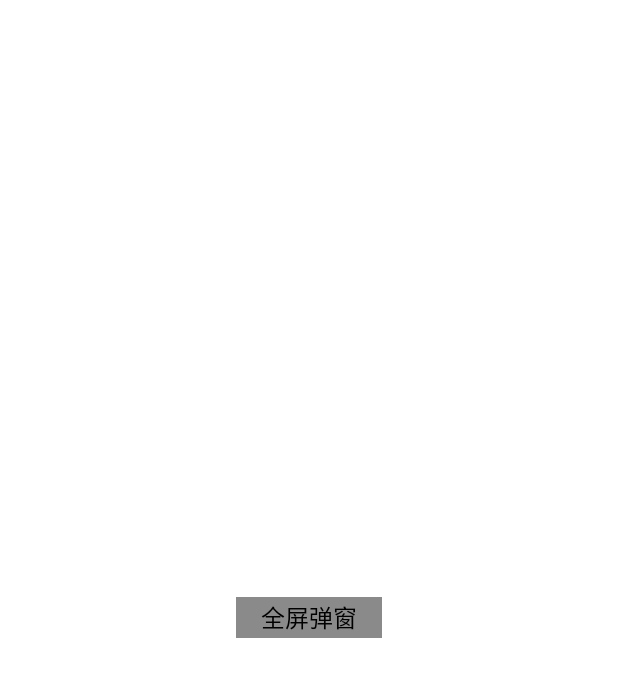
After one commit to W-JS/Demo, an Android app: the layout popup_full_screen.xml on its own in the app's theme, with its tools: preview values and no code run, on a phone screen of 412 x 824 dp. The commit adds this screen. Shown: the top 677 px of the screen. Run offline under Robolectric (Android 15) with nearby library versions, the phone set to English and light mode, and no system bars.

Commit message:
添加全屏Dialog，应用壁纸过程中显示，应用成功则退出

```diff
--- a/app/src/main/java/com/wjs/demo/MainActivity.java
+++ b/app/src/main/java/com/wjs/demo/MainActivity.java
@@ -1,5 +1,6 @@
 package com.wjs.demo;
 
+import android.content.Context;
 import android.os.Bundle;
 import android.view.View;
 import android.widget.Button;
@@ -19,6 +20,7 @@ import static com.wjs.demo.utils.ConstantUtil.lastSelectedMainPage;
 
 public class MainActivity extends BaseActivity implements View.OnClickListener {
 
+    private Context mContext;
     private FrameLayout content;
     private Button leftBtn, rightBtn;
     private StaticFragment staticFragment;
@@ -29,6 +31,7 @@ public class MainActivity extends BaseActivity implements View.OnClickListener {
     @Override
     protected void onCreate(Bundle savedInstanceState) {
         super.onCreate(savedInstanceState);
+        mContext = this;
         LogUtil.i("onCreate");
         setContentView(R.layout.activity_main);
         initView();
@@ -48,7 +51,7 @@ public class MainActivity extends BaseActivity implements View.OnClickListener {
     }
 
     public void initView() {
-        staticFragment = StaticFragment.getInstance();
+        staticFragment = StaticFragment.getInstance(mContext);
         listFragment = ListFragment.getInstance();
 
         content = findViewById(R.id.fl_content);
--- /dev/null
+++ b/app/src/main/res/anim/my_self_dialog_in.xml
@@ -0,0 +1,5 @@
+<?xml version="1.0" encoding="utf-8"?>
+<translate xmlns:android="http://schemas.android.com/apk/res/android"
+    android:duration="200"
+    android:fromYDelta="100%"
+    android:toYDelta="0" />
--- /dev/null
+++ b/app/src/main/res/anim/my_self_dialog_out.xml
@@ -0,0 +1,5 @@
+<?xml version="1.0" encoding="utf-8"?>
+<translate xmlns:android="http://schemas.android.com/apk/res/android"
+    android:duration="200"
+    android:fromYDelta="0"
+    android:toYDelta="100%" />
--- /dev/null
+++ b/app/src/main/res/drawable/shape_bg_color_tv_normal.xml
@@ -0,0 +1,11 @@
+<?xml version="1.0" encoding="utf-8"?>
+<shape xmlns:android="http://schemas.android.com/apk/res/android"
+    android:shape="rectangle">
+
+    <solid android:color="@color/color_tv_normal" />
+
+    <stroke
+        android:width="@dimen/p_1"
+        android:color="@color/white" />
+
+</shape>
--- /dev/null
+++ b/app/src/main/res/layout/popup_full_screen.xml
@@ -0,0 +1,12 @@
+<?xml version="1.0" encoding="utf-8"?>
+<RelativeLayout xmlns:android="http://schemas.android.com/apk/res/android"
+    android:id="@+id/rel_full_screen_popup"
+    android:layout_width="match_parent"
+    android:layout_height="match_parent"
+    android:background="@color/transparent">
+
+    <TextView
+        style="@style/tvStyle"
+        android:layout_centerInParent="true" />
+
+</RelativeLayout>
--- a/app/src/main/res/values/colors.xml
+++ b/app/src/main/res/values/colors.xml
@@ -1,5 +1,6 @@
 <?xml version="1.0" encoding="utf-8"?>
 <resources>
+    <color name="transparent">#00000000</color>
     <color name="black">#000000</color>
     <color name="white">#FFFFFF</color>
     <color name="red">#FF0000</color>
@@ -10,6 +11,8 @@
     <color name="color_btn_pressed">#1A2B7C</color>
     <color name="color_btn_selected">#1331C3</color>
 
+    <color name="color_tv_normal">#8A8A8A</color>
+
     <color name="purple_200">#FFBB86FC</color>
     <color name="purple_500">#FF6200EE</color>
     <color name="purple_700">#FF3700B3</color>
--- a/app/src/main/res/values/dimens.xml
+++ b/app/src/main/res/values/dimens.xml
@@ -2,6 +2,8 @@
 <resources>
     <dimen name="btn_width">100dp</dimen>
     <dimen name="btn_height">62dp</dimen>
+    <dimen name="tv_width">100dp</dimen>
+    <dimen name="tv_height">30dp</dimen>
     <dimen name="item_height">100dp</dimen>
 
     <dimen name="p_0">0dp</dimen>
--- a/app/src/main/res/values/strings.xml
+++ b/app/src/main/res/values/strings.xml
@@ -6,4 +6,6 @@
     <string name="string_up">上</string>
     <string name="string_center">中</string>
     <string name="string_down">下</string>
+
+    <string name="string_full_screen_popup">全屏弹窗</string>
 </resources>
--- a/app/src/main/res/values/styles.xml
+++ b/app/src/main/res/values/styles.xml
@@ -10,4 +10,29 @@
         <item name="android:textColor">@color/white</item>
         <item name="android:textSize">@dimen/sp_36</item>
     </style>
+
+    <style name="tvStyle">
+        <item name="android:layout_width">@dimen/tv_width</item>
+        <item name="android:layout_height">@dimen/tv_height</item>
+        <item name="android:background">@drawable/shape_bg_color_tv_normal</item>
+        <item name="android:gravity">center</item>
+        <item name="android:text">@string/string_full_screen_popup</item>
+        <item name="android:textColor">@color/black</item>
+        <item name="android:textSize">@dimen/sp_16</item>
+    </style>
+
+    <style name="Plane_Dialog">
+        <item name="android:windowFrame">@null</item><!-- 边框 -->
+        <item name="android:background">#00000000</item>
+        <item name="android:windowBackground">@android:color/transparent</item>
+        <item name="android:windowNoTitle">true</item>
+        <item name="android:backgroundDimEnabled">true</item>
+        <item name="android:windowAnimationStyle">@style/ActionSheetDialogAnimation</item>
+    </style>
+
+    <!-- ActionSheet进出动画 -->
+    <style name="ActionSheetDialogAnimation" parent="@android:style/Animation.Dialog">
+        <item name="android:windowEnterAnimation">@anim/my_self_dialog_in</item>
+        <item name="android:windowExitAnimation">@anim/my_self_dialog_out</item>
+    </style>
 </resources>
```
Also changed, not shown: app/src/main/java/com/wjs/demo/ui/dialog/FullScreenPopup.java (added, +71 -0 lines), app/src/main/java/com/wjs/demo/ui/fragment/StaticFragment.java (+37 -17 lines), 1 other file.
